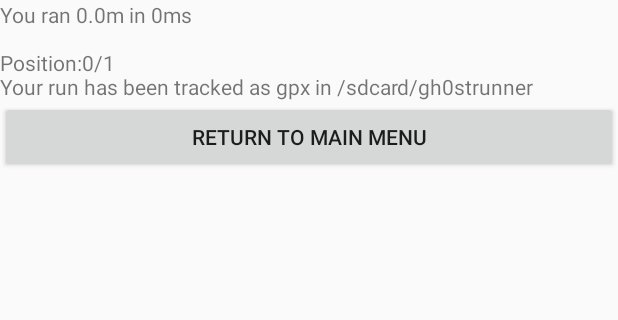
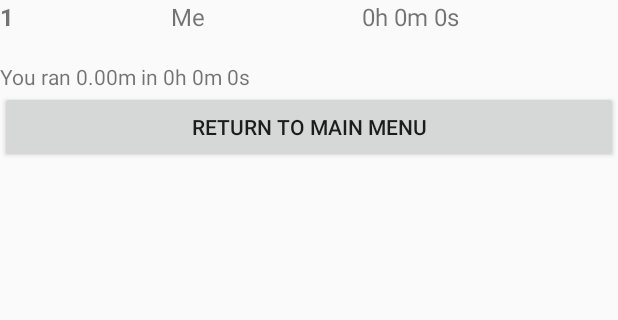
Before and after one commit to flntzr/runVs, an Android app: the fragment FinishRunFragment shown on its own in the app's theme, on a phone screen of 412 x 824 dp, the part 84-404 px from its top. Run offline under Robolectric (Android 15) with nearby library versions, the phone set to English and light mode, and no system bars; 2 statements that could not run were skipped.

Commit message:
Fixed groupview, made run result pretty

```diff
--- /dev/null
+++ b/app/src/main/java/winzer/gh0strunner/dto/Ghost.java
@@ -0,0 +1,22 @@
+package winzer.gh0strunner.dto;
+
+/**
+ * Created by franschl on 6/3/15.
+ */
+public class Ghost {
+    String name;
+    long duration;
+
+    public Ghost(String name, long duration) {
+        this.name = name;
+        this.duration = duration;
+    }
+
+    public String getName() {
+        return name;
+    }
+
+    public long getDuration() {
+        return duration;
+    }
+}
--- a/app/src/main/java/winzer/gh0strunner/group/GroupViewFragment.java
+++ b/app/src/main/java/winzer/gh0strunner/group/GroupViewFragment.java
@@ -243,10 +243,12 @@ public class GroupViewFragment extends Fragment implements MenuItem.OnMenuItemCl
 
             // filter out multiple runs done by one user
             for (int i = 0; i < runList.size(); i++) {
-                if (runList.size() - 1 > i) {
-                    if (runList.get(i).getUser().getUserID() == runList.get(i + 1).getUser().getUserID()) {
-                        runList.remove(i);
-                        i--;
+                if (runList.size() > i + 1) {
+                    for (int j = i + 1; j < runList.size(); j++) {
+                        if (runList.get(i).getUser().getUserID() == runList.get(j).getUser().getUserID()) {
+                            runList.remove(j);
+                            j--;
+                        }
                     }
                 }
             }
@@ -545,7 +547,7 @@ public class GroupViewFragment extends Fragment implements MenuItem.OnMenuItemCl
 
                 // "Distance: 10km"
                 TextView distanceView = (TextView) ((Activity) context).findViewById(R.id.distance);
-                distanceView.setText(group.getDistance() / 1000 + "km");
+                distanceView.setText(group.getDistance() / 1000 + " km");
             }
         }
 
--- a/app/src/main/java/winzer/gh0strunner/run/FinishRunFragment.java
+++ b/app/src/main/java/winzer/gh0strunner/run/FinishRunFragment.java
@@ -9,9 +9,19 @@ import android.view.View;
 import android.view.ViewGroup;
 
 import android.widget.Button;
+import android.widget.TableLayout;
+import android.widget.TableRow;
 import android.widget.TextView;
+
+import org.joda.time.Period;
+
+import java.util.ArrayList;
+import java.util.Collections;
+import java.util.Comparator;
+
 import winzer.gh0strunner.MainActivity;
 import winzer.gh0strunner.R;
+import winzer.gh0strunner.dto.Ghost;
 
 public class FinishRunFragment extends Fragment implements View.OnClickListener {
 
@@ -19,7 +29,7 @@ public class FinishRunFragment extends Fragment implements View.OnClickListener
     private static final String DURATION = "duration";
     private static final String GHOSTS = "ghosts";
     private static final String GHOST_DURATIONS = "ghostDurations";
-    private static final String POSITION = "position";
+    private static final String POSITION = "position"; // 0 bis n
 
     private double actualDistance;
     private long duration;
@@ -56,17 +66,25 @@ public class FinishRunFragment extends Fragment implements View.OnClickListener
     public View onCreateView(LayoutInflater inflater, ViewGroup container,
                              Bundle savedInstanceState) {
         View rootView = inflater.inflate(R.layout.fragment_finish_run, container, false);
-        TextView ui = (TextView) rootView.findViewById(R.id.run_statistics);
-        String sGhost = "";
-        if (ghosts != null) {
-            for (int i = 0; i < ghosts.length; i++) {
-                sGhost += ghosts[i] + " took " + ghostDurations[i] + "ms for this run";
+
+        ArrayList<Ghost> ghostList = new ArrayList<>();
+
+        // add ghosts into list
+        for (int i = 0; i < ghosts.length; i++) {
+            ghostList.add(new Ghost(ghosts[i], ghostDurations[i]));
+        }
+
+        ghostList.add(new Ghost("Me", duration));
+
+        Collections.sort(ghostList, new Comparator<Ghost>() {
+            @Override
+            public int compare(Ghost g1, Ghost g2) {
+                if (g1.getDuration() > g2.getDuration()) return 1;
+                else if (g1.getDuration() < g2.getDuration()) return -1;
+                else return 0;
             }
-        }
-        ui.setText("You ran " + actualDistance + "m in " + duration + "ms\n" + sGhost + "\nPosition:" + position + "/" + (sGhost.length() + 1) + "\nYour run has been tracked as gpx in /sdcard/gh0strunner");
-        Button button = (Button) rootView.findViewById(R.id.button_return);
-        button.setOnClickListener(this);
-        return rootView;
+        });
+
 //        1st: Name Time
 //        2nd: Name Time
 //        3rd: Name Time
@@ -75,6 +93,45 @@ public class FinishRunFragment extends Fragment implements View.OnClickListener
 //
 //        You finished on place 7/10
 //        You ran x meters in y minutes
+        TableLayout tl = (TableLayout) rootView.findViewById(R.id.run_stat_table);
+        int i = 0;
+        for (Ghost ghost : ghostList) {
+            ++i;
+            TableRow row = new TableRow(getActivity());
+            Period period = new Period(ghost.getDuration());
+
+            TextView positionView = new TextView(getActivity());
+            TextView nameView = new TextView(getActivity());
+            TextView timeView = new TextView(getActivity());
+
+            positionView.setTextAppearance(getActivity(), R.style.TableCell);
+            nameView.setTextAppearance(getActivity(), R.style.TableCell);
+            timeView.setTextAppearance(getActivity(), R.style.TableCell);
+
+            positionView.setText("" + i);
+            positionView.setTextAppearance(getActivity(), R.style.bold);
+            nameView.setText(ghost.getName());
+            timeView.setText(period.getHours() + "h " + period.getMinutes() + "m " + period.getSeconds() + "s");
+
+            row.addView(positionView);
+            row.addView(nameView);
+            row.addView(timeView);
+            tl.addView(row);
+        }
+
+        Period durationPeriod = new Period(duration);
+
+        TextView resultView = (TextView) rootView.findViewById(R.id.your_result);
+        TextView distanceView = (TextView) rootView.findViewById(R.id.your_distance);
+
+        String roundedDistance = String.format("%.2f", actualDistance);
+
+        resultView.setText("#" + (position + 1) + " out of " + (ghosts.length + 1));
+        distanceView.setText("You ran " + roundedDistance + "m in " + durationPeriod.getHours() + "h " + durationPeriod.getMinutes() + "m " + durationPeriod.getSeconds() + "s");
+
+        Button button = (Button) rootView.findViewById(R.id.button_return);
+        button.setOnClickListener(this);
+        return rootView;
     }
 
     @Override
--- a/app/src/main/java/winzer/gh0strunner/services/RunService.java
+++ b/app/src/main/java/winzer/gh0strunner/services/RunService.java
@@ -180,7 +180,7 @@ public class RunService extends Service implements GoogleApiClient.ConnectionCal
                     double[] ghostAdvancements = calcGhostAdvancements(duration);
                     int position = calcPosition(duration, ghostAdvancements);
 
-                    if (distancePassed >= 20) { //TODO change back to distance!!!
+                    if (distancePassed >= 20) { //TODO change back to distance
                         endRun();
                         runListener.finishRun(distance, actualDistance, duration, ghosts, ghostDurations, position);
                     } else {
--- a/app/src/main/java/winzer/gh0strunner/views/RunUI.java
+++ b/app/src/main/java/winzer/gh0strunner/views/RunUI.java
@@ -157,11 +157,11 @@ public class RunUI extends View {
         //draw user
         canvas.drawCircle(getXPosition(advancement), getYPosition(advancement), userRadius, userPaint);
 
-        String advancementString = ((int)advancement) + "%";
+        String advancementString = ((int) advancement * 100) + "%";
         advancementPaint.getTextBounds(advancementString, 0, advancementString.length(), textBounds);
         canvas.drawText(advancementString, getWidth()/2, getWidth()/2 - textBounds.exactCenterY() - advancementOffset, advancementPaint);
 
-        String posString = ghostAdvancements == null ? "" : position + "/" + (ghostAdvancements.length + 1);
+        String posString = ghostAdvancements == null || ghostAdvancements.length == 0 ? "" : position + "/" + (ghostAdvancements.length + 1);
         posPaint.getTextBounds(posString, 0, posString.length(), textBounds);
         canvas.drawText(posString, getWidth()/2, getWidth()/2 - textBounds.exactCenterY() + posOffset, posPaint);
 
--- a/app/src/main/res/layout/fragment_finish_run.xml
+++ b/app/src/main/res/layout/fragment_finish_run.xml
@@ -6,11 +6,25 @@
              tools:context="winzer.gh0strunner.run.FinishRunFragment">
 
     <!-- TODO: Update blank fragment layout -->
+    <TableLayout
+        android:layout_width="match_parent"
+        android:layout_height="wrap_content"
+        android:id="@+id/run_stat_table"
+        style="@style/Table">
+        <!-- rows dynamically generated -->
+    </TableLayout>
+
     <TextView
-            android:layout_width="match_parent"
-            android:layout_height="wrap_content"
-            android:text="Run finished"
-            android:id="@+id/run_statistics"/>
+        android:layout_width="match_parent"
+        android:layout_height="wrap_content"
+        android:id="@+id/your_result"
+        />
+
+    <TextView
+        android:layout_width="match_parent"
+        android:layout_height="wrap_content"
+        android:id="@+id/your_distance"
+        />
 
     <Button android:layout_width="match_parent" android:layout_height="wrap_content"
             android:text="@string/button_return_to_main_activity"
--- a/app/src/main/res/values/styles.xml
+++ b/app/src/main/res/values/styles.xml
@@ -20,4 +20,8 @@
         <item name="android:textSize">16sp</item>
         <item name="android:textStyle">bold</item>
     </style>
+
+    <style name="bold">
+        <item name="android:textStyle">bold</item>
+    </style>
 </resources>
```
